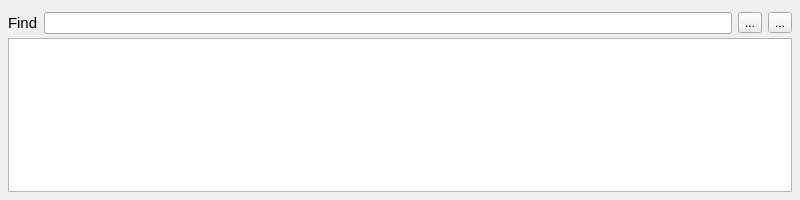
Qt form sources/consoledialog.ui (mikaelsundell/stageviz) before a commit.
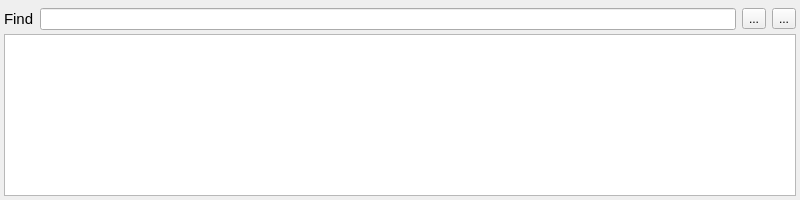
The same form after that commit.

Patch:
```diff
--- a/sources/consoledialog.ui
+++ b/sources/consoledialog.ui
@@ -18,19 +18,19 @@
   </property>
   <layout class="QHBoxLayout" name="horizontalLayout">
    <property name="spacing">
-    <number>8</number>
+    <number>4</number>
    </property>
    <property name="leftMargin">
-    <number>8</number>
+    <number>4</number>
    </property>
    <property name="topMargin">
-    <number>8</number>
+    <number>4</number>
    </property>
    <property name="rightMargin">
-    <number>8</number>
+    <number>4</number>
    </property>
    <property name="bottomMargin">
-    <number>8</number>
+    <number>4</number>
    </property>
    <item>
     <widget class="QWidget" name="widget" native="true">
```
